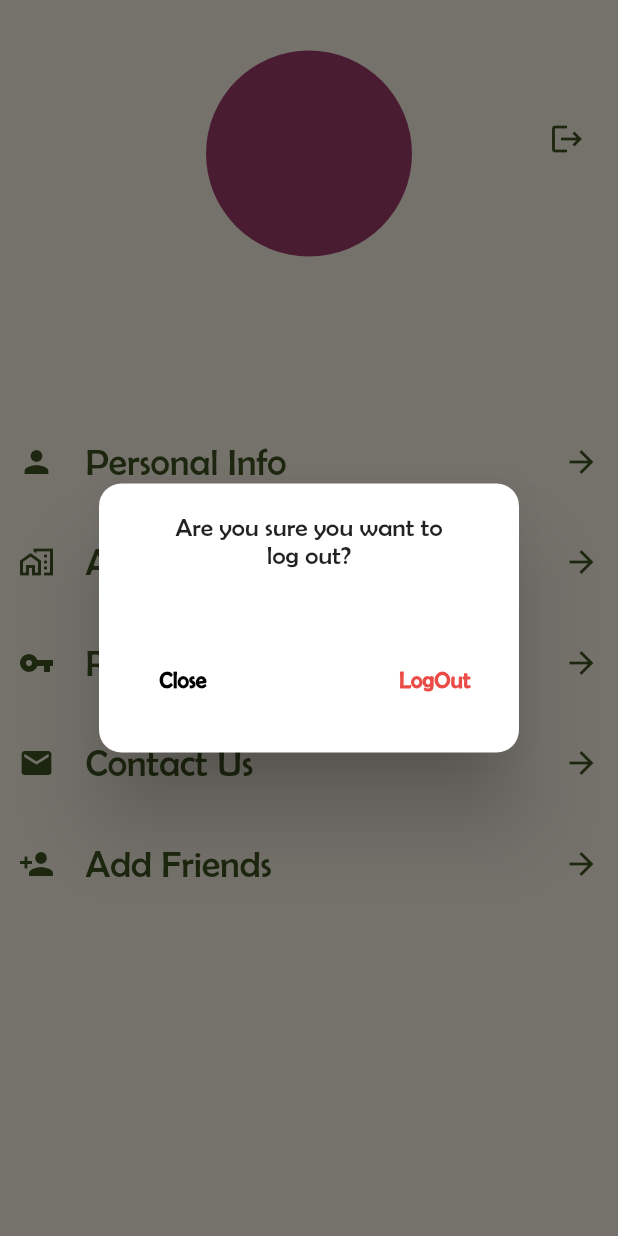
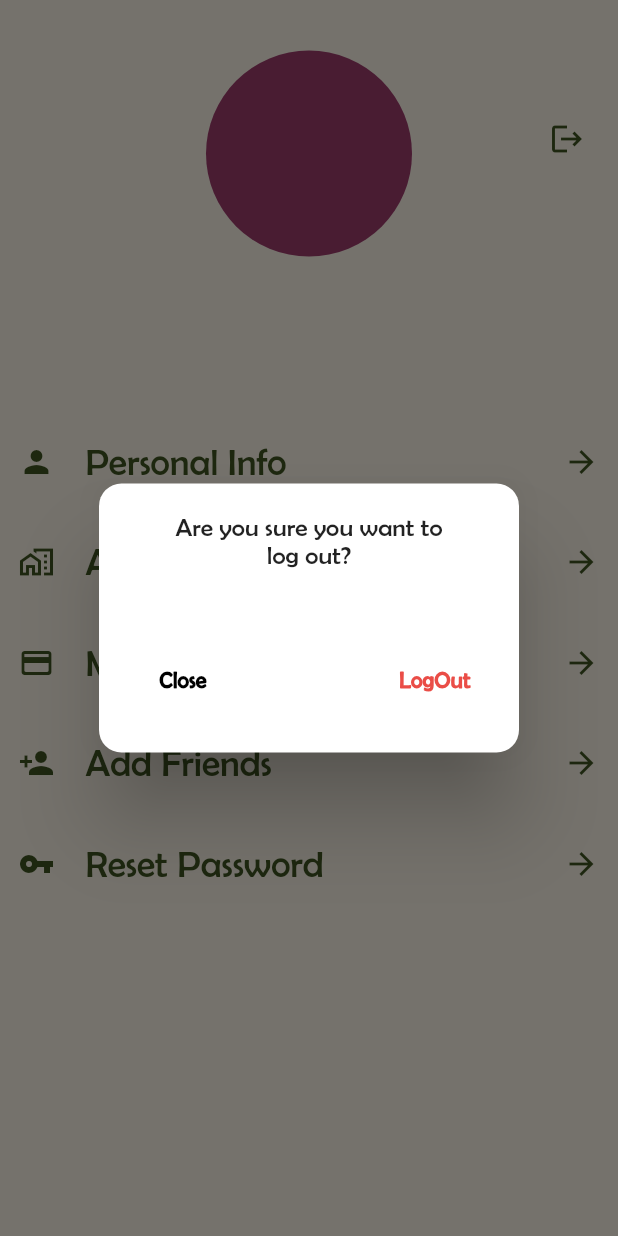
Before and after one commit to BloodyMercy/Cater_me, a Flutter app: the TABBar screen opened directly, after a tap on the "logout" icon, on a phone screen of 412 x 824 dp. Run offline on Flutter 3.47's test engine with Material 2 defaults, Android fonts, the phone set to English and light mode, and no system bars; our stand-ins replace auto_size_text, badges, carousel_slider, firebase_core, firebase_messaging, flutter_slidable and 10 more; missing offline and left inert: credit_card, flutter_cupertino_datetime_picker; accounts and stored records are empty; network calls fail; project files that could hold a hidden picture were left out.

```diff
--- /dev/null
+++ b/example/images/cater_me_animation.json
@@ -0,0 +1 @@
+{"v":"5.8.1","fr":29.9700012207031,"ip":0,"op":128.000005213547,"w":960,"h":540,"nm":"Comp 1_1_1","ddd":0,"assets":[{"id":"video_0","w":960,"h":540,"u":"images/","p":"vid_0.avi","e":0}],"layers":[{"ddd":0,"ind":1,"ty":9,"nm":"Comp 1_1_1.avi","cl":"avi","refId":"video_0","sr":1,"ks":{"o":{"a":0,"k":100,"ix":11},"r":{"a":0,"k":0,"ix":10},"p":{"a":0,"k":[480,270,0],"ix":2,"l":2},"a":{"a":0,"k":[480,270,0],"ix":1,"l":2},"s":{"a":0,"k":[100,100,100],"ix":6,"l":2}},"ao":0,"ip":0,"op":128.000005213547,"st":0,"bm":0}],"markers":[]}
--- /dev/null
+++ b/example/lib/Providers/credit_card_provider.dart
@@ -0,0 +1,33 @@
+import 'package:CaterMe/Services/credit_card_service.dart';
+import 'package:CaterMe/model/credit_card_model.dart';
+import 'package:flutter/cupertino.dart';
+
+class CreditCardsProvider extends ChangeNotifier{
+  CreditCardsService _creditCardsService=CreditCardsService();
+  List<CreditCardsModel> _list=[];
+  bool _loading=false;
+  int _valueIndex=-1;
+
+  int get valueIndex => _valueIndex;
+
+  set valueIndex(int value) {
+    _valueIndex = value;
+  }
+
+  bool get loading => _loading;
+
+  set loading(bool value) {
+    _loading = value;
+  }
+
+  List<CreditCardsModel> get list => _list;
+
+  set list(List<CreditCardsModel> value) {
+    _list = value;
+  }
+
+  getAllCards()async{
+    _list = await _creditCardsService.getAllCreditCards();
+    notifyListeners();
+  }
+}
--- a/example/lib/Providers/packages.dart
+++ b/example/lib/Providers/packages.dart
@@ -171,10 +171,10 @@ Future<void>  getalloccasions()async {
 
 
 Future<void>  getonid(int id)async {
-  loading = false;
-  // notifyListeners();
+
+
   _allons = await PackageService.getOnsbyid(id);
-  loading = true;
+
   //         Cuisines.fromJson(_alldata['cuisine']);
   // _addonsall = List<Addonall>.from(
   //     _alldata['addons'].map((model) => Addonall.fromJson(model)));
--- a/example/lib/Screens/settings_screen.dart
+++ b/example/lib/Screens/settings_screen.dart
@@ -9,6 +9,7 @@ import 'package:CaterMe/Screens/contact_us_screen.dart';
 import 'package:CaterMe/colors/colors.dart';
 
 import 'package:CaterMe/widgets/Account_info.dart';
+import 'package:CaterMe/widgets/Payment/credit_cards_settings.dart';
 
 import 'package:CaterMe/widgets/Personal_info.dart';
 import 'package:flutter/material.dart';
@@ -400,7 +401,7 @@ setData(String imageUrl) async{
                         onTap: () {
                           Navigator.of(context).push(
                             MaterialPageRoute(
-                              builder: (context) => AccountInfo(),
+                              builder: (context) => CreditCardsSettings(),
                             ),
                           );
                         },
@@ -412,62 +413,12 @@ setData(String imageUrl) async{
                                 SizedBox(
                                   width: mediaQuery.size.width * 0.03,
                                 ),
-                                Icon(
-                                  Icons.vpn_key_sharp,
-                                  color: Color(0xFF3F5521),
-                                ),
+                                Icon(Icons.credit_card_rounded,color:Color(0xFF3F5521),),
                                 SizedBox(
                                   width: mediaQuery.size.width * 0.05,
                                 ),
                                 Text(
-                                  "Reset Password",
-                                  style: TextStyle(
-                                      color: Color(0xFF3F5521),
-                                      fontSize: 25,
-                                      fontFamily: 'BerlinSansFB'),
-                                ),
-                              ],
-                            ),
-                            Row(children: [
-                              Icon(
-                                Icons.arrow_forward,
-                                color: Color(0xFF3F5521),
-                              ),
-                              SizedBox(
-                                width: mediaQuery.size.width * 0.03,
-                              ),
-                            ]),
-                          ],
-                        ),
-                      ),
-                    ),
-                    Padding(
-                      padding: const EdgeInsets.symmetric(vertical: 20),
-                      child: GestureDetector(
-                        onTap: () {
-                          Navigator.of(context).push(
-                            MaterialPageRoute(
-                              builder: (context) => ContactUsScreen(),
-                            ),
-                          );
-                        },
-                        child: Row(
-                          mainAxisAlignment: MainAxisAlignment.spaceBetween,
-                          children: [
-                            Row(
-                              children: [
-                                SizedBox(
-                                  width: mediaQuery.size.width * 0.03,
-                                ),
-                                Icon(
-                                  Icons.email,
-                                  color: Color(0xFF3F5521),
-                                ),
-                                SizedBox(
-                                  width: mediaQuery.size.width * 0.05,
-                                ),
-                                Text(
-                                  "Contact Us",
+                                  "My Credit Cards",
                                   style: TextStyle(
                                       color: Color(0xFF3F5521),
                                       fontSize: 25,
@@ -534,7 +485,102 @@ setData(String imageUrl) async{
                           ],
                         ),
                       ),
-                    )
+                    ),
+                    Padding(
+                      padding: const EdgeInsets.symmetric(vertical: 20),
+                      child: GestureDetector(
+                        onTap: () {
+                          Navigator.of(context).push(
+                            MaterialPageRoute(
+                              builder: (context) => AccountInfo(),
+                            ),
+                          );
+                        },
+                        child: Row(
+                          mainAxisAlignment: MainAxisAlignment.spaceBetween,
+                          children: [
+                            Row(
+                              children: [
+                                SizedBox(
+                                  width: mediaQuery.size.width * 0.03,
+                                ),
+                                Icon(
+                                  Icons.vpn_key_sharp,
+                                  color: Color(0xFF3F5521),
+                                ),
+                                SizedBox(
+                                  width: mediaQuery.size.width * 0.05,
+                                ),
+                                Text(
+                                  "Reset Password",
+                                  style: TextStyle(
+                                      color: Color(0xFF3F5521),
+                                      fontSize: 25,
+                                      fontFamily: 'BerlinSansFB'),
+                                ),
+                              ],
+                            ),
+                            Row(children: [
+                              Icon(
+                                Icons.arrow_forward,
+                                color: Color(0xFF3F5521),
+                              ),
+                              SizedBox(
+                                width: mediaQuery.size.width * 0.03,
+                              ),
+                            ]),
+                          ],
+                        ),
+                      ),
+                    ),
+                    // Padding(
+                    //   padding: const EdgeInsets.symmetric(vertical: 20),
+                    //   child: GestureDetector(
+                    //     onTap: () {
+                    //       Navigator.of(context).push(
+                    //         MaterialPageRoute(
+                    //           builder: (context) => ContactUsScreen(),
+                    //         ),
+                    //       );
+                    //     },
+                    //     child: Row(
+                    //       mainAxisAlignment: MainAxisAlignment.spaceBetween,
+                    //       children: [
+                    //         Row(
+                    //           children: [
+                    //             SizedBox(
+                    //               width: mediaQuery.size.width * 0.03,
+                    //             ),
+                    //             Icon(
+                    //               Icons.email,
+                    //               color: Color(0xFF3F5521),
+                    //             ),
+                    //             SizedBox(
+                    //               width: mediaQuery.size.width * 0.05,
+                    //             ),
+                    //             Text(
+                    //               "Contact Us",
+                    //               style: TextStyle(
+                    //                   color: Color(0xFF3F5521),
+                    //                   fontSize: 25,
+                    //                   fontFamily: 'BerlinSansFB'),
+                    //             ),
+                    //           ],
+                    //         ),
+                    //         Row(children: [
+                    //           Icon(
+                    //             Icons.arrow_forward,
+                    //             color: Color(0xFF3F5521),
+                    //           ),
+                    //           SizedBox(
+                    //             width: mediaQuery.size.width * 0.03,
+                    //           ),
+                    //         ]),
+                    //       ],
+                    //     ),
+                    //   ),
+                    // ),
+
                   ],
                 ),
               ),
--- a/example/lib/Services/ApiLink.dart
+++ b/example/lib/Services/ApiLink.dart
@@ -44,6 +44,8 @@ class ApiLink{
  static String ResetPassword=host+"Accounts/ResetPassword";
  static String DeleteAddress=host+"Addresses/DeleteAddress";
  static String makeorder=host+"Orders/PlaceOrder";
+ static String GetAllCreditCards=host+"Checkout/GetAllCreditCards";
+ static String DeleteCreditCards=host+"Checkout/DeleteCreditCard";
 
 
 
--- a/example/lib/main.dart
+++ b/example/lib/main.dart
@@ -1,3 +1,4 @@
+import 'package:CaterMe/Providers/credit_card_provider.dart';
 import 'package:CaterMe/Providers/friend.dart';
 import 'package:CaterMe/Providers/notification_provider.dart';
 import 'package:CaterMe/Providers/order.dart';
@@ -133,6 +134,7 @@ class MyApp extends StatelessWidget {
         ChangeNotifierProvider.value(value: OccasionProvider()),
         ChangeNotifierProvider.value(value: OrderProvider()),
         ChangeNotifierProvider.value(value: OrderCaterProvider()),
+        ChangeNotifierProvider.value(value: CreditCardsProvider()),
       ],
       child: MaterialApp(
         debugShowCheckedModeBanner: false,
--- /dev/null
+++ b/example/lib/model/credit_card_model.dart
@@ -0,0 +1,36 @@
+class CreditCardsModel {
+  int id=0;
+  String cardId;
+  String expiryDate;
+  String ownerName;
+  String cardNumber;
+  String type;
+
+  CreditCardsModel(
+      this.id,
+        this.cardId,
+        this.expiryDate,
+        this.ownerName,
+        this.cardNumber,
+        this.type);
+
+  CreditCardsModel.fromJson(Map<String, dynamic> json) {
+    id = json['id'];
+    cardId = json['cardId'];
+    expiryDate = json['expiryDate'];
+    ownerName = json['ownerName'];
+    cardNumber = json['cardNumber'];
+    type = json['type'];
+  }
+
+  // Map<String, dynamic> toJson() {
+  //   final Map<String, dynamic> data = new Map<String, dynamic>();
+  //   data['id'] = this.id;
+  //   data['cardId'] = this.cardId;
+  //   data['expiryDate'] = this.expiryDate;
+  //   data['ownerName'] = this.ownerName;
+  //   data['cardNumber'] = this.cardNumber;
+  //   data['type'] = this.type;
+  //   return data;
+  // }
+}
--- a/example/lib/widgets/Cuisins/cuisins_card.dart
+++ b/example/lib/widgets/Cuisins/cuisins_card.dart
@@ -19,9 +19,9 @@ class CuisinsCard extends StatelessWidget {
         GestureDetector(
 
           onTap: () {
-        Navigator.of(context).pushReplacement(
+        Navigator.of(context).push(
           MaterialPageRoute(
-            builder: (context) => AddOns(cuisin.id),
+            builder: (context) => AddOns(cuisin.id,cuisin.name),
           ),
         );
           },
--- a/example/lib/widgets/addOns/add_ons_card.dart
+++ b/example/lib/widgets/addOns/add_ons_card.dart
@@ -53,7 +53,7 @@ class _AddOnsCardState extends State<AddOnsCard> {
                     onTap: () {
                       Navigator.of(context).push(
                         MaterialPageRoute(
-                          builder: (context) => AddOns(package.addonsall[widget.i].id),),
+                          builder: (context) => AddOns(package.addonsall[widget.i].id,package.addonsall[widget.i].name)),
 
                       );
                     }),
```
Also changed, not shown: example/lib/Screens/addOns.dart (+16 -20 lines), example/lib/Services/credit_card_service.dart (added, +35 -0 lines), example/lib/widgets/Payment/credit_cards_settings.dart (added, +259 -0 lines).
